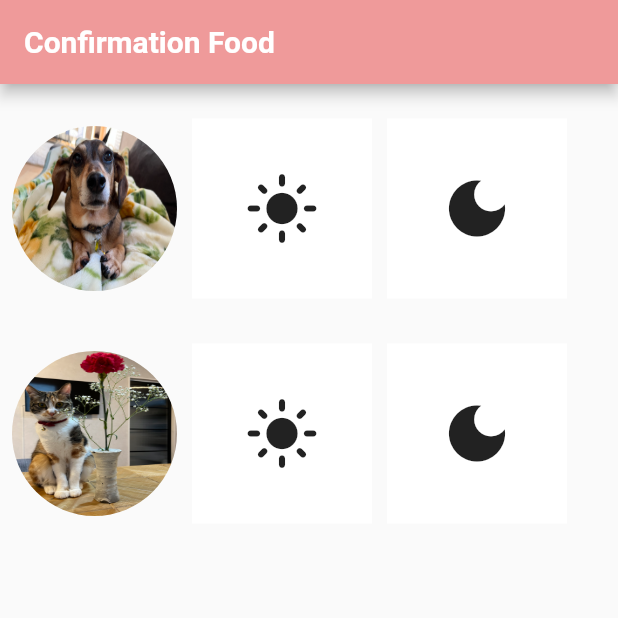
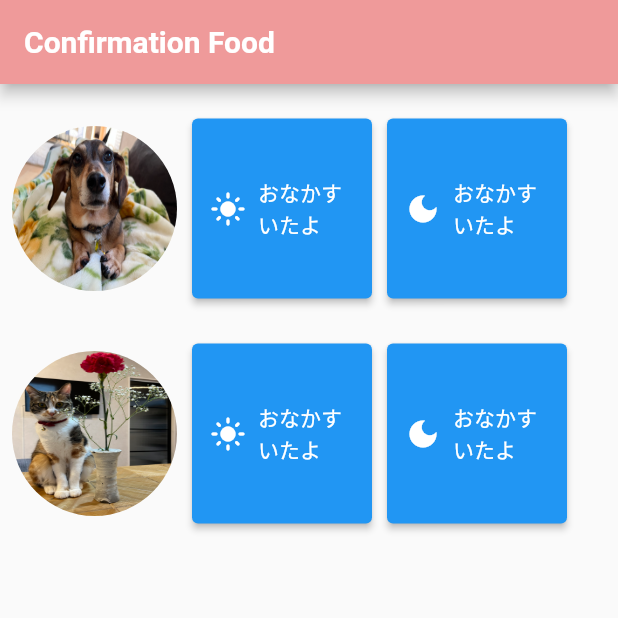
Before and after one commit to adachi-fumiya/flutter-todo, a Flutter app: the screen it shows after launch, on a phone screen of 412 x 824 dp, the top half of it. Run offline on Flutter 3.47's test engine with Material 2 defaults, Android fonts, the phone set to English and light mode, and no system bars.

Commit message:
add toggle buttons

```diff
--- a/lib/first_page.dart
+++ b/lib/first_page.dart
@@ -1,18 +1,25 @@
 import 'package:flutter/material.dart';
 
-class FirstPage extends StatelessWidget {
+class FirstPage extends StatefulWidget {
+  @override
+  _FirstPageState createState() => _FirstPageState();
+}
+
+class _FirstPageState extends State<FirstPage> {
   final List<String> entries = <String>['きなこ', 'もな'];
   final List<String> imagePaths = <String>['kina', 'mona'];
   final double imageSize = 120;
-  FirstPage({super.key});
+  final mornigFlag = [false, false];
+  final dinnerFlag = [false, false];
 
   @override
   Widget build(BuildContext context) {
     return Scaffold(
       appBar: AppBar(
-        title: const Text('Confirmation Food',
+        title: const Text(
+          'Confirmation Food',
           style: TextStyle(
-            fontWeight: FontWeight.bold
+            fontWeight: FontWeight.bold,
           ),
         ),
         backgroundColor: Colors.red[200],
@@ -45,34 +52,65 @@ class FirstPage extends StatelessWidget {
                       shape: BoxShape.circle,
                       image: DecorationImage(
                         fit: BoxFit.fill,
-                        image: AssetImage("images/${imagePaths[index]}.jpg")
-                      )
+                        image: AssetImage("images/${imagePaths[index]}.jpg"),
+                      ),
                     ),
                   ),
                   const SizedBox(width: 10),
                   Row(
                     children: [
-                      Container(
-                        height: imageSize,
-                        width: imageSize,
-                        color: Colors.white,
-                        child: const Icon(Icons.light_mode, size: 50,),
+                      // Container(
+                      //   height: imageSize,
+                      //   width: imageSize,
+                      //   color: Colors.white,
+                      //   child: const Icon(Icons.light_mode, size: 50,),
+                      // ),
+                      // const SizedBox(width: 10),
+                      // Container(
+                      //   height: imageSize,
+                      //   width: imageSize,
+                      //   color: Colors.white,
+                      //   child: const Icon(Icons.dark_mode, size: 50,),
+                      // ),
+                      SizedBox(
+                        width: 120,
+                        height: 120,
+                        child: ElevatedButton.icon(
+                          onPressed: () => setState(() =>
+                            mornigFlag[index] = !mornigFlag[index]
+                          ),
+                          style: ElevatedButton.styleFrom(
+                            primary: mornigFlag[index] ? Colors.red[200] : Colors.blue,
+                          ),
+                          icon: Icon(Icons.light_mode),
+                          label: mornigFlag[index] ? Text('おなかいっぱいだよ') : Text('おなかすいたよ')
+                        ),
                       ),
-                      const SizedBox(width: 10),
-                      Container(
-                        height: imageSize,
-                        width: imageSize,
-                        color: Colors.white,
-                        child: const Icon(Icons.dark_mode, size: 50,),
+                      SizedBox(
+                        width: 10,
+                      ),
+                      SizedBox(
+                        width: 120,
+                        height: 120,
+                        child: ElevatedButton.icon(
+                          onPressed: () => setState(() =>
+                            dinnerFlag[index] = !dinnerFlag[index]
+                          ),
+                          style: ElevatedButton.styleFrom(
+                            primary: dinnerFlag[index] ? Colors.red[200] : Colors.blue,
+                          ),
+                          icon: Icon(Icons.dark_mode),
+                          label: dinnerFlag[index] ? Text('おなかいっぱいだよ') : Text('おなかすいたよ')
+                        ),
                       ),
                     ],
-                  )
+                  ),
                 ],
               ),
             ),
           );
-        }
-      )
+        },
+      ),
     );
   }
 }
```
